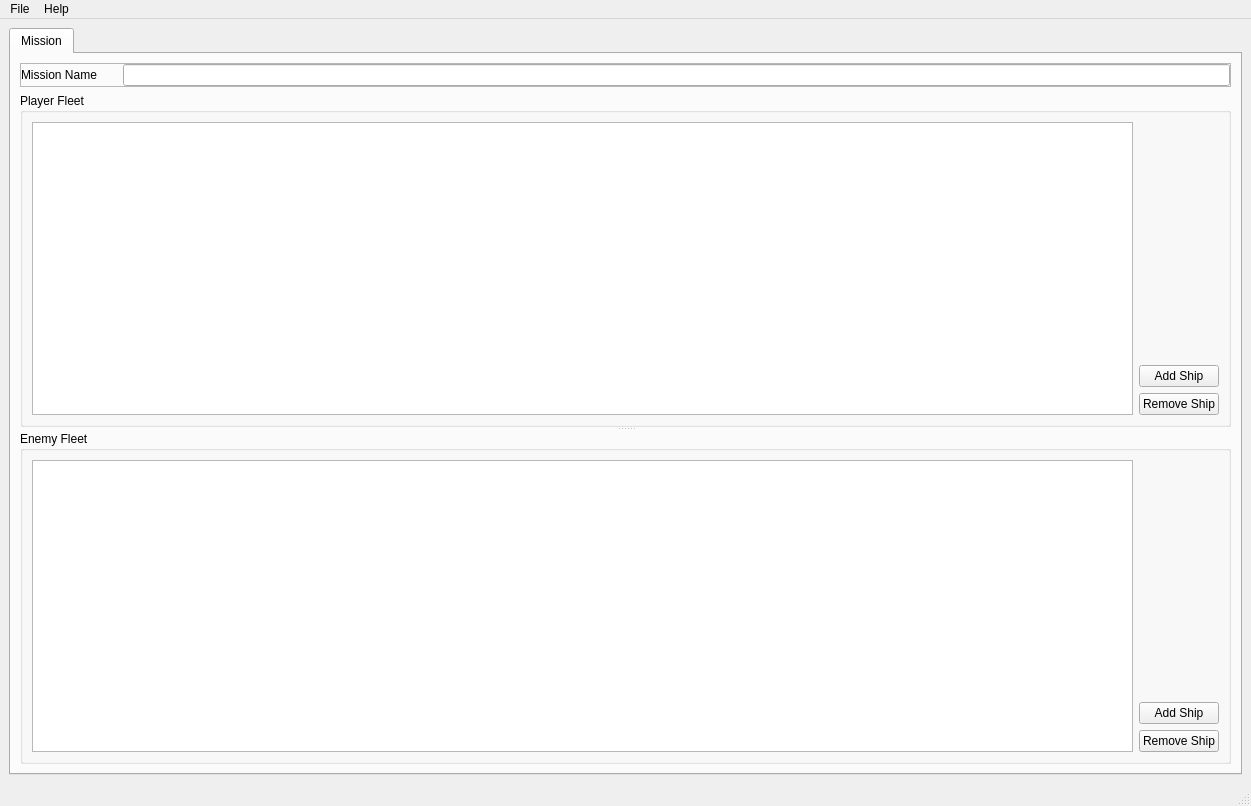
lja83/SFConfig, file mainWindow.ui: the form before one commit.
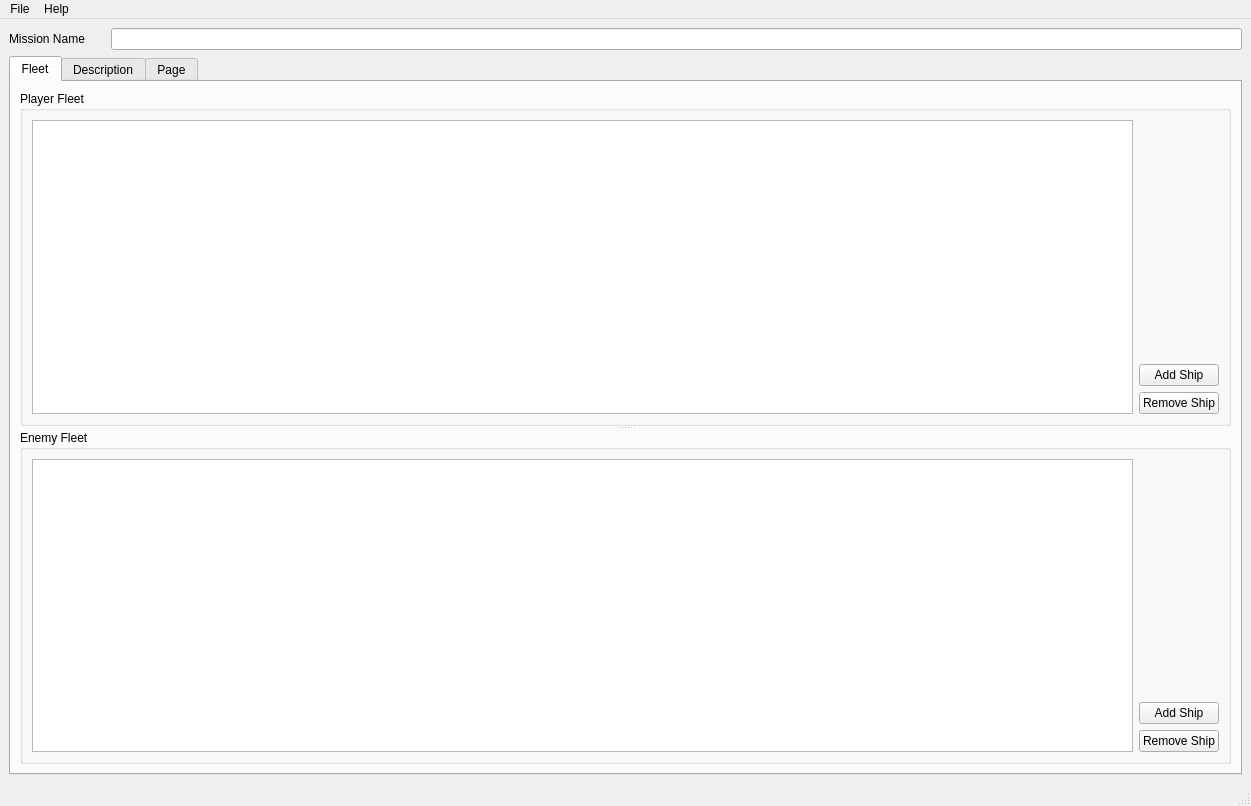
The form after the commit.

Commit message: Beginning to add mission text. Also moved mission data to single data structure.

Patch:
```diff
--- a/mainWindow.ui
+++ b/mainWindow.ui
@@ -22,40 +22,6 @@
   <widget class="QWidget" name="centralwidget">
    <layout class="QVBoxLayout" name="verticalLayout">
     <item>
-     <widget class="QTabWidget" name="tabWidget">
-      <property name="currentIndex">
-       <number>0</number>
-      </property>
-      <widget class="QWidget" name="missionTab">
-       <attribute name="title">
-        <string>Mission</string>
-       </attribute>
-       <layout class="QVBoxLayout" name="verticalLayout_2">
-        <item>
-         <widget class="QFrame" name="frame">
-          <property name="sizePolicy">
-           <sizepolicy hsizetype="Expanding" vsizetype="Preferred">
-            <horstretch>0</horstretch>
-            <verstretch>0</verstretch>
-           </sizepolicy>
-          </property>
-          <property name="minimumSize">
-           <size>
-            <width>0</width>
-            <height>0</height>
-           </size>
-          </property>
-          <property name="frameShape">
-           <enum>QFrame::StyledPanel</enum>
-          </property>
-          <property name="frameShadow">
-           <enum>QFrame::Raised</enum>
-          </property>
-          <layout class="QVBoxLayout" name="verticalLayout_3">
-           <property name="margin">
-            <number>0</number>
-           </property>
-           <item>
             <layout class="QHBoxLayout" name="horizontalLayout">
              <property name="sizeConstraint">
               <enum>QLayout::SetDefaultConstraint</enum>
@@ -88,9 +54,16 @@
              </item>
             </layout>
            </item>
-          </layout>
-         </widget>
-        </item>
+    <item>
+     <widget class="QTabWidget" name="tabWidget">
+      <property name="currentIndex">
+       <number>0</number>
+      </property>
+      <widget class="QWidget" name="fleetTab">
+       <attribute name="title">
+        <string>Fleet</string>
+       </attribute>
+       <layout class="QVBoxLayout" name="verticalLayout_2">
         <item>
          <widget class="QSplitter" name="splitter">
           <property name="orientation">
@@ -244,6 +217,26 @@
         </item>
        </layout>
       </widget>
+      <widget class="QWidget" name="tab">
+       <attribute name="title">
+        <string>Description</string>
+       </attribute>
+       <widget class="QTextEdit" name="textEdit">
+        <property name="geometry">
+         <rect>
+          <x>100</x>
+          <y>70</y>
+          <width>256</width>
+          <height>192</height>
+         </rect>
+        </property>
+       </widget>
+      </widget>
+      <widget class="QWidget" name="tab_2">
+       <attribute name="title">
+        <string>Page</string>
+       </attribute>
+      </widget>
      </widget>
     </item>
    </layout>
```
Left out of the diff: 2 changed lines with no effect on the pictures. Lines whose indentation alone changed are shown as unchanged. The commit also changes 1 other file.
